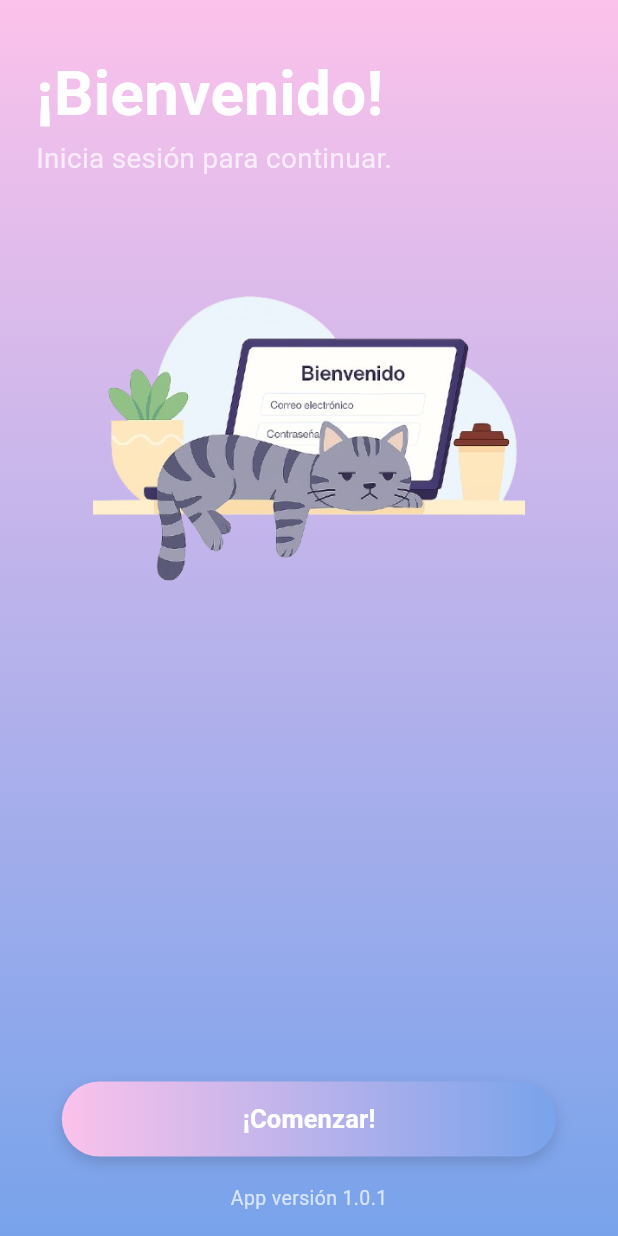
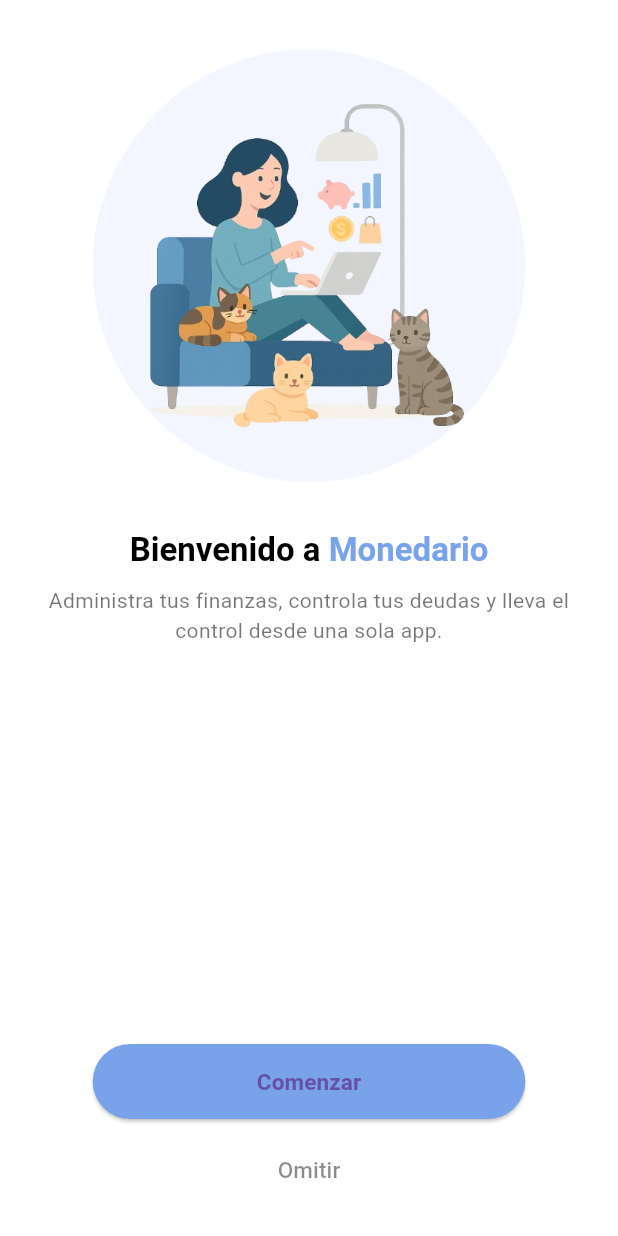
Before and after one commit to Skisekia/monedario, a Flutter app: the screen it shows after launch, on a phone screen of 412 x 824 dp. Run offline on Flutter 3.47's test engine with Material 3 defaults, Android fonts, the phone set to English and light mode, and no system bars; our stand-ins replace firebase_auth, firebase_core; accounts and stored records are empty; Roboto replaces fonts that are missing (Poppins).

Commit message:
fix
modificacion de paleta de colores

```diff
--- /dev/null
+++ b/devtools_options.yaml
@@ -0,0 +1,3 @@
+description: This file stores settings for Dart & Flutter DevTools.
+documentation: https://docs.flutter.dev/tools/devtools/extensions#configure-extension-enablement-states
+extensions:
--- a/lib/main.dart
+++ b/lib/main.dart
@@ -58,7 +58,7 @@
       initialRoute: '/splash',
       routes: {
         '/splash':           (ctx) => const SplashScreen(),
-        '/welcome':          (ctx) => const Welcome(),
+        '/welcome':          (ctx) => const WelcomeView(),
         '/login':            (ctx) => const LoginView(),
         '/register':         (ctx) => const RegisterView(),
         '/loading_login':    (ctx) => const Loading(nextRoute: '/welcome'),
--- a/lib/views/login.dart
+++ b/lib/views/login.dart
@@ -55,7 +55,7 @@
           Container(
             decoration: const BoxDecoration(
               gradient: LinearGradient(
-                colors: [Color(0xFFFBC2EB), Color(0xFF78A3EB)],
+                colors: [Color(0xFF78A3EB), Color(0xFF78A3EB)],
                 begin: Alignment.topLeft,
                 end: Alignment.bottomRight,
               ),
@@ -132,7 +132,7 @@
                         child: Ink(
                           decoration: BoxDecoration(
                             gradient: const LinearGradient(
-                              colors: [Color(0xFFFBC2EB), Color(0xFF78A3EB)],
+                              colors: [Color(0xFF78A3EB), Color(0xFF78A3EB)],
                             ),
                             borderRadius: BorderRadius.circular(16),
                           ),
@@ -143,7 +143,7 @@
                                 ? const CircularProgressIndicator(color: Colors.white)
                                 : const Text(
                                     'Entrar',
-                                    style: TextStyle(fontWeight: FontWeight.bold, fontSize: 17),
+                                    style: TextStyle(fontWeight: FontWeight.bold, fontSize: 17, color: Colors.white),
                                   ),
                           ),
                         ),
--- a/lib/views/welcome.dart
+++ b/lib/views/welcome.dart
@@ -1,127 +1,117 @@
 import 'package:flutter/material.dart';
 
-class Welcome extends StatelessWidget {
-  const Welcome({super.key});
+class WelcomeView extends StatelessWidget {
+  const WelcomeView({super.key});
 
   @override
   Widget build(BuildContext context) {
-    final w = MediaQuery.of(context).size.width;
-    final h = MediaQuery.of(context).size.height;
+    final size = MediaQuery.of(context).size;
+    final w = size.width;
+    final h = size.height;
 
     return Scaffold(
-      body: Container(
-        decoration: const BoxDecoration(
-          gradient: LinearGradient(
-            colors: [
-              Color(0xFFFBC2EB),
-              Color(0xFF78A3EB),
-            ],
-            begin: Alignment.topCenter,
-            end: Alignment.bottomCenter,
+      backgroundColor: Colors.white,
+      body: SafeArea(
+        child: LayoutBuilder(
+          builder: (context, constraints) {
+            final isTablet = constraints.maxWidth > 600;
+
+            return Column(
+              children: [
+                SizedBox(height: h * 0.04),
+                // Fondo sutil detrás de la imagen
+                Container(
+                  width: isTablet ? w * 0.6 : w * 0.8,
+                  height: isTablet ? h * 0.45 : h * 0.35,
+                  decoration: BoxDecoration(
+                    color: const Color(0xFFF3F6FF), // color pastel suave
+                    shape: BoxShape.circle,
+                  ),
+                  alignment: Alignment.center,
+                  child: Image.asset(
+                    'assets/welcome_cats.png',
+                    fit: BoxFit.contain,
+                    width: isTablet ? w * 0.5 : w * 0.6,
                   ),
                 ),
-        child: SafeArea(
-          child: Column(
-            children: [
+
                 SizedBox(height: h * 0.04),
                 Padding(
                   padding: const EdgeInsets.symmetric(horizontal: 24.0),
-                child: Align(
-                  alignment: Alignment.centerLeft,
-                  child: Text(
-                    '¡Bienvenido!',
+                  child: RichText(
+                    textAlign: TextAlign.center,
+                    text: TextSpan(
                       style: TextStyle(
                         fontFamily: 'Poppins',
-                      fontSize: w * 0.1,
+                        fontSize: isTablet ? 28 : 22,
                         fontWeight: FontWeight.bold,
-                      color: Colors.white,
+                        color: Colors.black,
+                      ),
+                      children: const [
+                        TextSpan(text: 'Bienvenido a '),
+                        TextSpan(
+                          text: 'Monedario',
+                          style: TextStyle(color: Color(0xFF78A3EB)),
+                        ),
+                      ],
                     ),
                   ),
                 ),
+                const SizedBox(height: 10),
+                Padding(
+                  padding: const EdgeInsets.symmetric(horizontal: 32.0),
+                  child: Text(
+                    'Administra tus finanzas, controla tus deudas y lleva el control desde una sola app.',
+                    textAlign: TextAlign.center,
+                    style: TextStyle(
+                      fontSize: isTablet ? 18 : 14,
+                      fontFamily: 'Poppins',
+                      color: Colors.black54,
                     ),
-              Padding(
-                padding: const EdgeInsets.symmetric(horizontal: 24.0),
-                child: Align(
-                  alignment: Alignment.centerLeft,
-                  child: Text(
-                    'Inicia sesión para continuar.',
-                    style: TextStyle(
-                      fontFamily: 'Poppins',
-                      fontSize: w * 0.045,
-                      color: Colors.white70,
-                    ),
-                  ),
-                ),
-              ),
-              SizedBox(height: h * 0.04),
-              SizedBox(
-                height: h * 0.35,
-                child: Image.asset(
-                  'assets/cata_register.png', // usa aquí la imagen del gato que me mostraste
-                  fit: BoxFit.contain,
                   ),
                 ),
                 const Spacer(),
                 Padding(
-                padding: EdgeInsets.symmetric(horizontal: w * 0.1),
+                  padding: EdgeInsets.symmetric(horizontal: w * 0.15),
                   child: SizedBox(
                     width: double.infinity,
-                  height: 50,
-                  child: DecoratedBox(
-                    decoration: BoxDecoration(
-                      gradient: const LinearGradient(
-                        colors: [
-                          Color(0xFFFBC2EB),
-                          Color(0xFF78A3EB),
-                        ],
-                        begin: Alignment.centerLeft,
-                        end: Alignment.centerRight,
-                      ),
-                      borderRadius: BorderRadius.circular(32),
-                      boxShadow: [
-                        BoxShadow(
-                          color: Colors.black.withAlpha(38),
-
-                          blurRadius: 8,
-                          offset: const Offset(0, 4),
-                        ),
-                      ],
-                    ),
+                    height: isTablet ? 60 : 50,
                     child: ElevatedButton(
-                      onPressed: () => Navigator.pushReplacementNamed(context, '/login'),
+                      onPressed: () => Navigator.pushNamed(context, '/login'),
                       style: ElevatedButton.styleFrom(
-                        elevation: 0,
-                        backgroundColor: Colors.transparent,
-                        shadowColor: Colors.transparent,
+                        backgroundColor: const Color(0xFF78A3EB),
                         shape: RoundedRectangleBorder(
                           borderRadius: BorderRadius.circular(32),
                         ),
                       ),
-                      child: const Text(
-                        '¡Comenzar!',
+                      child: Text(
+                        'Comenzar',
                         style: TextStyle(
+                          fontSize: isTablet ? 18 : 15,
                           fontFamily: 'Poppins',
-                          fontSize: 17,
                           fontWeight: FontWeight.bold,
-                          color: Colors.white,
                         ),
                       ),
                     ),
                   ),
                 ),
-              ),
-              const SizedBox(height: 18),
-              const Text(
-                'App versión 1.0.1',
+                const SizedBox(height: 10),
+                TextButton(
+                  onPressed: () =>
+                      Navigator.pushReplacementNamed(context, '/dashboard'),
+                  child: const Text(
+                    'Omitir',
                     style: TextStyle(
-                  fontSize: 13,
-                  color: Colors.white70,
+                      fontSize: 15,
+                      color: Colors.black45,
                       fontFamily: 'Poppins',
                     ),
                   ),
-              const SizedBox(height: 16),
+                ),
+                const SizedBox(height: 20),
               ],
-          ),
+            );
+          },
         ),
       ),
     );
--- a/pubspec.yaml
+++ b/pubspec.yaml
@@ -37,3 +37,4 @@
     - assets/apple.png
     - assets/cata_register.png
     - assets/polita_login.png
+    - assets/welcome_cats.png
```
Also changed, not shown: lib/views/register.dart (+129 -173 lines), assets/welcome_cats.png (added), 3 other files. Lines whose indentation alone changed are shown as unchanged.
